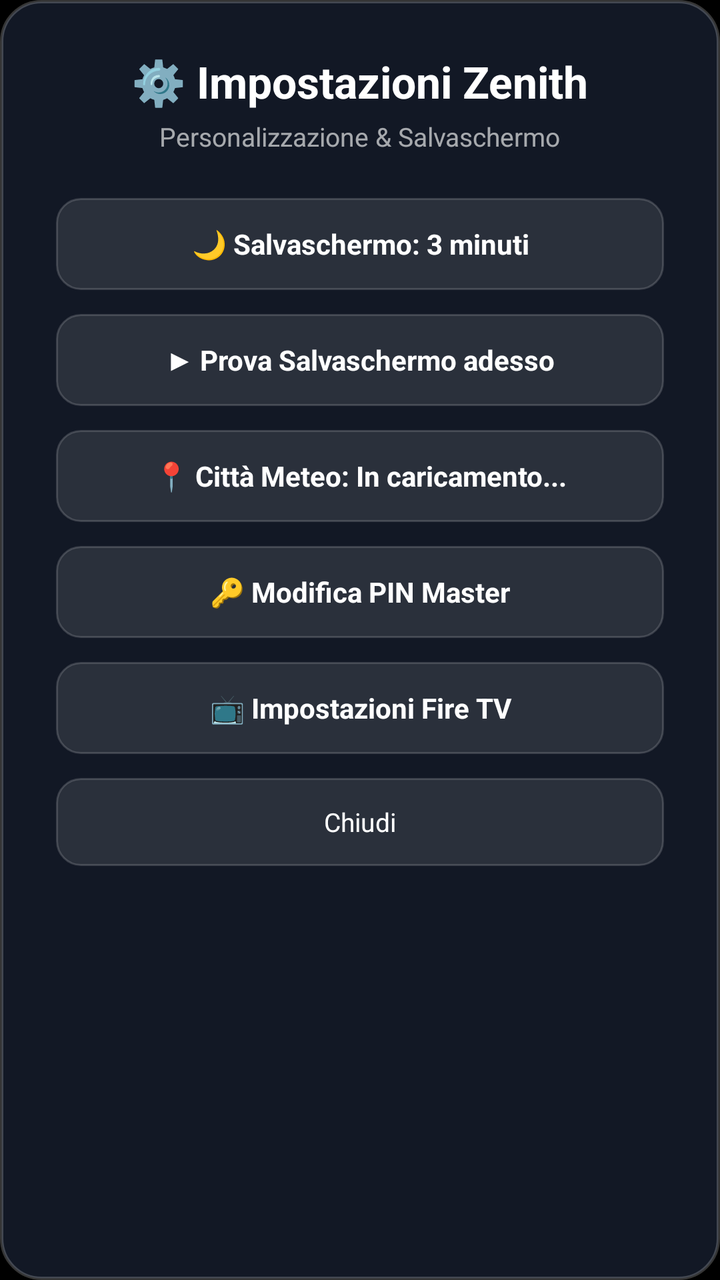
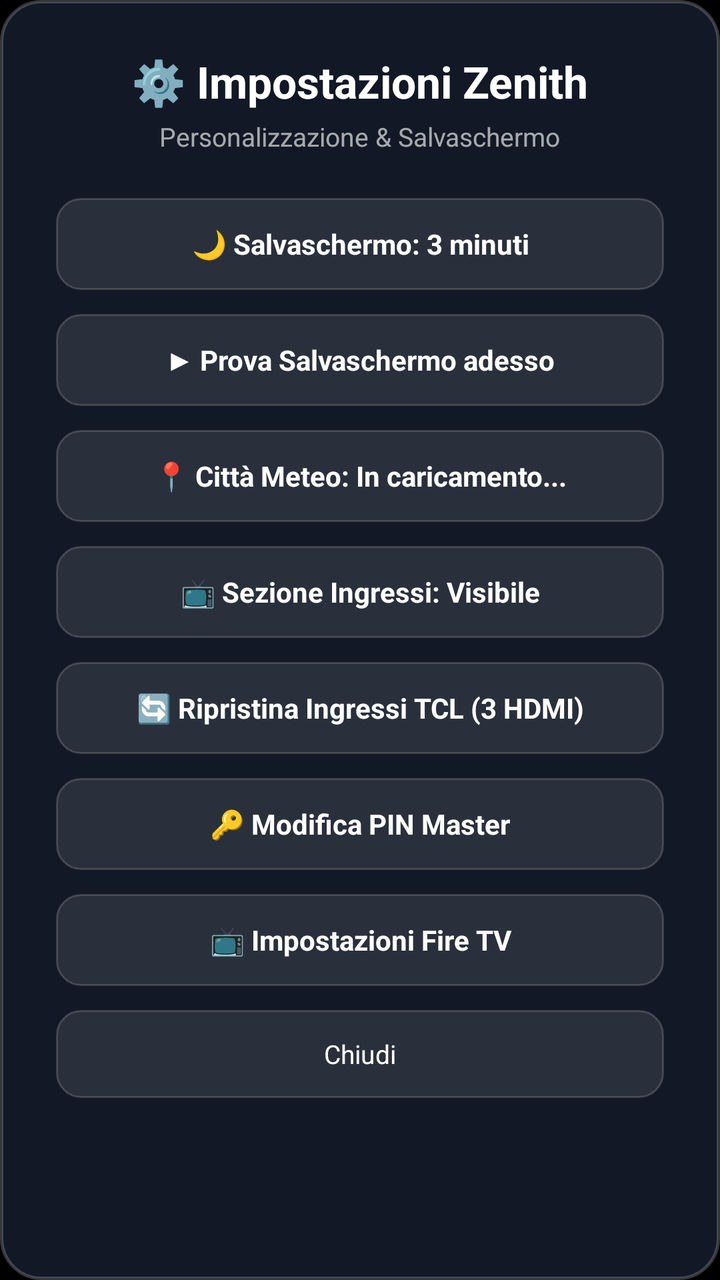

Compare the two renders of this Android layout. The source of the first and the diff that turns it into the second are given below.
<!-- AndroidManifest.xml: application theme Theme.Zenith -->
<!-- res/layout/dialog_settings.xml -->
<?xml version="1.0" encoding="utf-8"?>
<LinearLayout xmlns:android="http://schemas.android.com/apk/res/android"
    android:id="@+id/ll_settings_root"
    android:layout_width="440dp"
    android:layout_height="wrap_content"
    android:layout_gravity="center"
    android:orientation="vertical"
    android:background="@drawable/dialog_background"
    android:paddingStart="28dp"
    android:paddingEnd="28dp"
    android:paddingTop="26dp"
    android:paddingBottom="26dp"
    android:gravity="center_horizontal">

    <TextView
        android:id="@+id/tv_settings_title"
        android:layout_width="wrap_content"
        android:layout_height="wrap_content"
        android:textColor="#FFFFFFFF"
        android:textSize="22sp"
        android:textStyle="bold"
        android:text="⚙️ Impostazioni Zenith" />

    <TextView
        android:id="@+id/tv_settings_subtitle"
        android:layout_width="wrap_content"
        android:layout_height="wrap_content"
        android:layout_marginTop="4dp"
        android:layout_marginBottom="22dp"
        android:textColor="#A0FFFFFF"
        android:textSize="13sp"
        android:text="Personalizzazione &amp; Salvaschermo" />

    
    <TextView
        android:id="@+id/btn_set_screensaver_timeout"
        android:layout_width="match_parent"
        android:layout_height="46dp"
        android:background="@drawable/dialog_button_selector"
        android:focusable="true"
        android:clickable="true"
        android:gravity="center"
        android:text="🌙 Salvaschermo: 3 minuti"
        android:textColor="@color/dialog_button_text_color"
        android:textSize="14sp"
        android:textStyle="bold" />

    
    <TextView
        android:id="@+id/btn_set_screensaver_test"
        android:layout_width="match_parent"
        android:layout_height="46dp"
        android:layout_marginTop="12dp"
        android:background="@drawable/dialog_button_selector"
        android:focusable="true"
        android:clickable="true"
        android:gravity="center"
        android:text="▶ Prova Salvaschermo adesso"
        android:textColor="@color/dialog_button_text_color"
        android:textSize="14sp"
        android:textStyle="bold" />

    
    <TextView
        android:id="@+id/btn_set_weather_city"
        android:layout_width="match_parent"
        android:layout_height="46dp"
        android:layout_marginTop="12dp"
        android:background="@drawable/dialog_button_selector"
        android:focusable="true"
        android:clickable="true"
        android:gravity="center"
        android:text="📍 Città Meteo: In caricamento..."
        android:textColor="@color/dialog_button_text_color"
        android:textSize="14sp"
        android:textStyle="bold" />

    
    <TextView
        android:id="@+id/btn_set_change_pin"
        android:layout_width="match_parent"
        android:layout_height="46dp"
        android:layout_marginTop="12dp"
        android:background="@drawable/dialog_button_selector"
        android:focusable="true"
        android:clickable="true"
        android:gravity="center"
        android:text="🔑 Modifica PIN Master"
        android:textColor="@color/dialog_button_text_color"
        android:textSize="14sp"
        android:textStyle="bold" />

    
    <TextView
        android:id="@+id/btn_set_firetv"
        android:layout_width="match_parent"
        android:layout_height="46dp"
        android:layout_marginTop="12dp"
        android:background="@drawable/dialog_button_selector"
        android:focusable="true"
        android:clickable="true"
        android:gravity="center"
        android:text="📺 Impostazioni Fire TV"
        android:textColor="@color/dialog_button_text_color"
        android:textSize="14sp"
        android:textStyle="bold" />

    
    <TextView
        android:id="@+id/btn_set_close"
        android:layout_width="match_parent"
        android:layout_height="44dp"
        android:layout_marginTop="12dp"
        android:background="@drawable/dialog_button_selector"
        android:focusable="true"
        android:clickable="true"
        android:gravity="center"
        android:text="Chiudi"
        android:textColor="@color/dialog_button_text_color"
        android:textSize="13sp" />

</LinearLayout>
<!-- resources referenced by this layout -->
<resources>
  <!-- drawable dialog_background (drawable) -->
  <?xml version="1.0" encoding="utf-8"?>
  <shape xmlns:android="http://schemas.android.com/apk/res/android"
      android:shape="rectangle">
      <corners android:radius="20dp" />
      <solid android:color="#F2141A28" />
      <stroke android:width="1.5dp" android:color="#35FFFFFF" />
  </shape>
  <!-- drawable dialog_button_selector (drawable) -->
  <?xml version="1.0" encoding="utf-8"?>
  <selector xmlns:android="http://schemas.android.com/apk/res/android">
      <item android:state_focused="true">
          <shape android:shape="rectangle">
              <corners android:radius="12dp" />
              <solid android:color="#FFFFFFFF" />
              <stroke android:width="2dp" android:color="#FFFFFFFF" />
          </shape>
      </item>
      <item android:state_pressed="true">
          <shape android:shape="rectangle">
              <corners android:radius="12dp" />
              <solid android:color="#D0FFFFFF" />
          </shape>
      </item>
      <item>
          <shape android:shape="rectangle">
              <corners android:radius="12dp" />
              <solid android:color="#1AFFFFFF" />
              <stroke android:width="1dp" android:color="#2AFFFFFF" />
          </shape>
      </item>
  </selector>
  <style name="Theme.Zenith" parent="@android:style/Theme.NoTitleBar.Fullscreen">
          <item name="android:windowBackground">@android:color/black</item>
          <item name="android:colorBackground">@android:color/black</item>
          <item name="android:textColorPrimary">@color/text_primary</item>
          <item name="android:textColorSecondary">@color/text_secondary</item>
      </style>
  <color name="text_primary">#FFFFFFFF</color>
  <color name="text_secondary">#CCE2D9F3</color>
</resources>

<!-- the commit's change to res/layout/dialog_settings.xml (unified diff, before → after) -->
@@ -77,6 +77,36 @@
 
     
     <TextView
+        android:id="@+id/btn_set_inputs_visibility"
+        android:layout_width="match_parent"
+        android:layout_height="46dp"
+        android:layout_marginTop="12dp"
+        android:background="@drawable/dialog_button_selector"
+        android:focusable="true"
+        android:clickable="true"
+        android:gravity="center"
+        android:text="📺 Sezione Ingressi: Visibile"
+        android:textColor="@color/dialog_button_text_color"
+        android:textSize="14sp"
+        android:textStyle="bold" />
+
+    
+    <TextView
+        android:id="@+id/btn_set_inputs_reset"
+        android:layout_width="match_parent"
+        android:layout_height="46dp"
+        android:layout_marginTop="12dp"
+        android:background="@drawable/dialog_button_selector"
+        android:focusable="true"
+        android:clickable="true"
+        android:gravity="center"
+        android:text="🔄 Ripristina Ingressi TCL (3 HDMI)"
+        android:textColor="@color/dialog_button_text_color"
+        android:textSize="14sp"
+        android:textStyle="bold" />
+
+    
+    <TextView
         android:id="@+id/btn_set_change_pin"
         android:layout_width="match_parent"
         android:layout_height="46dp"
